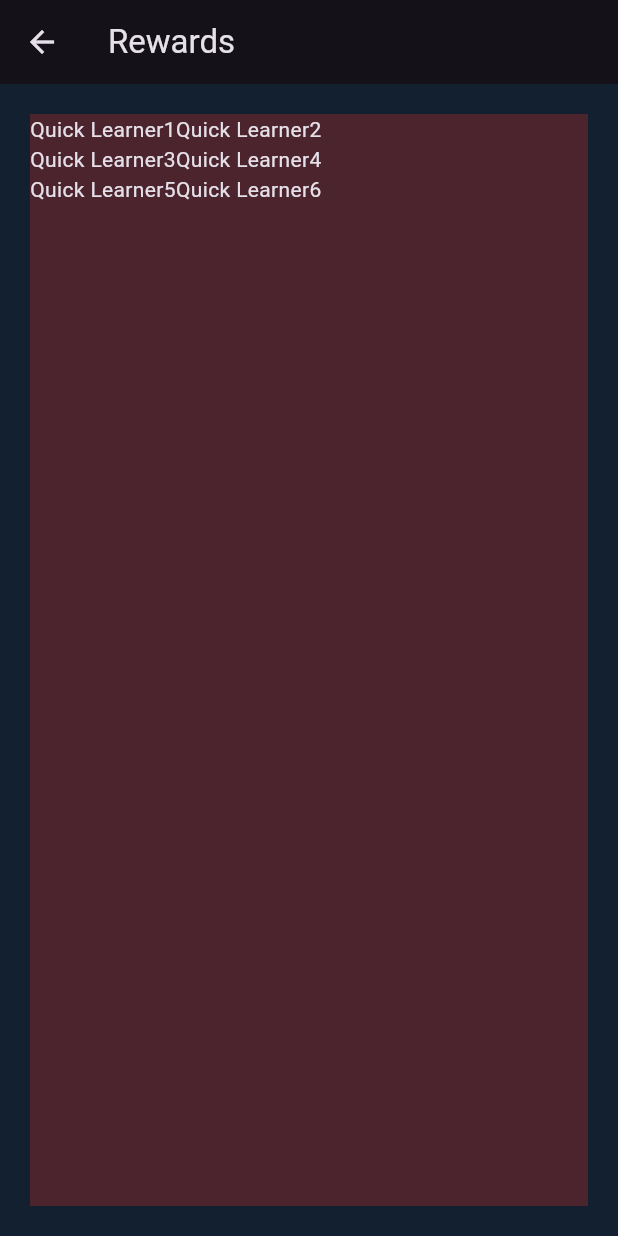
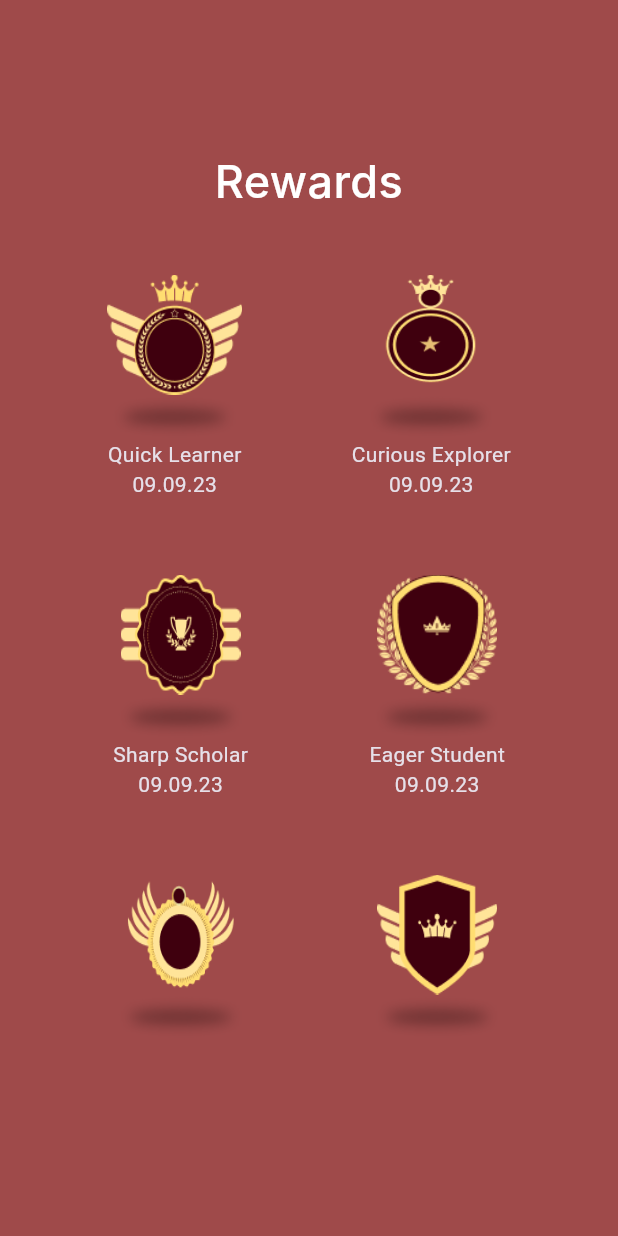
Before and after one commit to chandniswarnkar/lcc_amplify_app, a Flutter app: the RewardsIcons screen opened directly, on a phone screen of 412 x 824 dp. Run offline on Flutter 3.47's test engine with Material 3 defaults, Android fonts, the phone set to English and light mode, and no system bars; our stand-ins replace carousel_slider; missing offline and left inert: flutter_splash_screen; network calls fail; Roboto replaces fonts that are missing (Inter).

Commit message:
Screen1 & Screen 2 added

```diff
--- a/lib/rewards_page.dart
+++ b/lib/rewards_page.dart
@@ -1,5 +1,5 @@
 import 'package:flutter/material.dart';
-
+import 'dart:async';
 class RewardsPage extends StatefulWidget {
   const RewardsPage({ super.key });
 
@@ -10,13 +10,7 @@ class RewardsPage extends StatefulWidget {
 class _RewardsPageState extends State<RewardsPage> {
   @override
   Widget build(BuildContext context) {
-    return Scaffold(
-      appBar: AppBar(
-        title: Text("Rewards"),
-      ),
-      floatingActionButton: FloatingActionButton(
-          child: Icon(Icons.add),
-          onPressed: () {
+    Timer(Duration(seconds: 1), () {
       Navigator.push(
           context,
           MaterialPageRoute<Null>(
@@ -25,9 +19,13 @@ class _RewardsPageState extends State<RewardsPage> {
             },
             fullscreenDialog: true,
           ));
-          }),
+    });
+
+    return Scaffold(
+
       body: Container(
-        color: const Color(0xFF530C17),
+          color: const Color(0xFF530C17)
+          // child: Text('Reward'),
         ),
     );
   }
@@ -37,15 +35,137 @@ class RewardsIcons extends StatelessWidget {
   @override
   Widget build(BuildContext context) {
     return Scaffold(
-        appBar: AppBar(title: Text("Rewards")),
+        //appBar: AppBar(title: Text("Rewards")),
         body: Container(
-            color: const Color(0x8C79272B),
-            margin: EdgeInsets.all(20),
+            color: const Color(0xFF9F4A4A),
             child: ListView(
+              padding:EdgeInsets.all(40),
               children: [
-                Row(children: [Text("Quick Learner1"),Text("Quick Learner2"),],),
-                Row(children: [Text("Quick Learner3"),Text("Quick Learner4"),],),
-                Row(children: [Text("Quick Learner5"),Text("Quick Learner6"),],),
+                SizedBox(height: 80,),
+                Text(
+                  'Rewards',
+                  textAlign: TextAlign.center,
+                  style: TextStyle(
+                    color: Colors.white,
+                    fontSize: 30,
+                    fontFamily: 'Inter',
+                    fontWeight: FontWeight.w500,
+                    height: 0.09,
+                  ),
+                ),
+                SizedBox(height: 60,),
+                Row(
+                  mainAxisAlignment: MainAxisAlignment.spaceEvenly,
+                  children: [Container(child:Column(children: [Container(
+                  width: 90,
+                  height: 80,
+                  decoration: BoxDecoration(
+                    image: DecorationImage(
+                      image: AssetImage("assets/images/quick_learner.png"),
+                      fit: BoxFit.fill,
+                    ),
+                  ),
+                ),
+                    Image.asset("assets/images/shadow.png"),
+                    Text("Quick Learner"),
+                  Text("09.09.23")
+                ],
+                ),
+                ),
+        SizedBox(width: 10),
+       Container(child:Column(children: [Container(
+        width: 80,
+        height: 80,
+        decoration: const BoxDecoration(
+          image: DecorationImage(
+            image: AssetImage("assets/images/curious_explorer.png"),
+            fit: BoxFit.fill,
+          ),
+        ),
+      ),
+         Image.asset("assets/images/shadow.png"),
+         const Text("Curious Explorer"),
+        const Text("09.09.23")
+      ],
+      ),
+      ),
+                ]
+                  ,),
+                SizedBox(height:50 ,),
+                Row(
+                  mainAxisAlignment: MainAxisAlignment.spaceEvenly,
+                  children: [ Container(child:Column(children: [Container(
+                  width: 80,
+                  height: 80,
+                  decoration: BoxDecoration(
+                    image: DecorationImage(
+                      image: AssetImage("assets/images/sharp_scholar.png"),
+                      fit: BoxFit.fill,
+                    ),
+                  ),
+                ),
+                    Image.asset("assets/images/shadow.png"),
+                    Text("Sharp Scholar"),
+                Text("09.09.23")
+              ],
+            ),
+        ),
+                    SizedBox(width: 10),
+                    Container(child:Column(children: [Container(
+      width: 80,
+      height: 80,
+      decoration: BoxDecoration(
+        image: DecorationImage(
+          image: AssetImage("assets/images/eager_student.png"),
+          fit: BoxFit.fill,
+        ),
+      ),
+    ), Image.asset("assets/images/shadow.png"),
+                      Text("Eager Student"),
+      Text("09.09.23")
+    ],
+    ),
+    ),
+                ],
+                ),
+                SizedBox(height:50 ,),
+                Row(
+                  mainAxisAlignment: MainAxisAlignment.spaceEvenly,
+                  children: [ Container(child:Column(children: [Container(
+                  width: 80,
+                  height: 80,
+                  decoration: BoxDecoration(
+                    image: DecorationImage(
+                      image: AssetImage("assets/images/good_player.png"),
+                      fit: BoxFit.fill,
+                    ),
+                  ),
+                ),
+                    Image.asset("assets/images/shadow.png"),
+                //     Text("Curious Explorer"),
+                // Text("09.09.23")
+              ],
+            ),
+        ),
+                    SizedBox(width: 10),
+                    Container(child:Column(children: [Container(
+                  width: 80,
+                  height: 80,
+                  decoration: BoxDecoration(
+                    image: DecorationImage(
+                      image: AssetImage("assets/images/king_player.png"),
+                      fit: BoxFit.fill,
+                    ),
+                  ),
+                ),
+                      Image.asset("assets/images/shadow.png"),
+                  //     Text("Curious Explorer"),
+                  // Text("09.09.23")
+                ],
+                ),
+                ),
+                ],
+                ),
 
               ],
             ),
--- a/pubspec.yaml
+++ b/pubspec.yaml
@@ -33,6 +33,7 @@ dependencies:
   amplify_authenticator: ^1.0.0
   amplify_flutter: ^1.0.0
   flutter_splash_screen: ^3.0.0
+  carousel_slider: ^4.2.1
   flutter:
     sdk: flutter
 
```
Also changed, not shown: lib/category_page.dart (added, +51 -0 lines), lib/expertise_page.dart (added, +251 -0 lines), lib/image_slider_widget.dart (added, +238 -0 lines), lib/learning_page.dart (+15 -8 lines), lib/main.dart (+10 -19 lines), assets/images/category1.png (added), assets/images/category2.png (added), assets/images/category3.png (added), assets/images/curious_explorer.png (added), assets/images/eager_student.png (added), assets/images/good_player.png (added), assets/images/king_player.png (added), assets/images/quick_learner.png (added), assets/images/shadow.png (added), 4 more files, 1 other file. Lines whose indentation alone changed are shown as unchanged.
